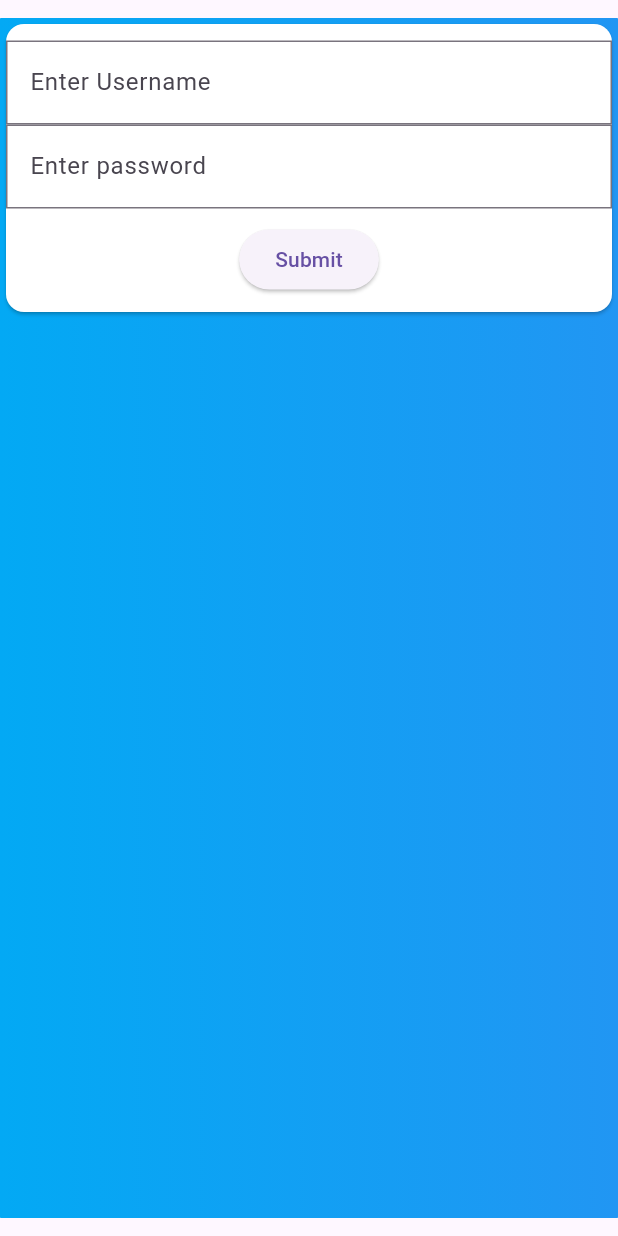
After one commit to maharsh90/FoodApp, a Flutter app: the screen it shows after launch, after a tap on "coffee", on a phone screen of 412 x 824 dp. The commit adds this screen. Run offline on Flutter 3.47's test engine with Material 3 defaults, Android fonts, the phone set to English and light mode, and no system bars; network calls fail.

Commit message:
second commit

```diff
--- /dev/null
+++ b/lib/login.dart
@@ -0,0 +1,69 @@
+
+import 'package:flutter/cupertino.dart';
+import 'package:flutter/material.dart';
+
+class LoginApp extends StatefulWidget{
+ const LoginApp({super.key});
+ State<LoginApp> createState()=>_LoginAppState();
+}
+
+class _LoginAppState extends State<LoginApp>{
+  Widget build(BuildContext context){
+    return Scaffold(
+      body: Center(
+        child: Column(
+          mainAxisAlignment: MainAxisAlignment.center,
+          children: [
+            Container(
+              height: 800,
+              width: double.infinity,
+              decoration: BoxDecoration(
+                borderRadius: BorderRadius.circular(0.5),
+                gradient: LinearGradient(
+                    begin: Alignment.topLeft,
+                    end: Alignment.topRight,
+                    colors: <Color>[
+                      Colors.lightBlue,
+                      Colors.blue,
+                    ]
+                ),
+              ),
+              child: Stack(
+                children: [
+                      SizedBox(
+                        height: 200,
+                        child: Center(
+                          child: Card(
+                            clipBehavior: Clip.hardEdge,
+                            color: Colors.white,
+                            child: Column(
+                              mainAxisAlignment: MainAxisAlignment.center,
+                              children: [
+                                TextField(
+                                  decoration: InputDecoration(
+                                    border: OutlineInputBorder(borderRadius: BorderRadius.circular(0.5)),
+                                    hintText: 'Enter Username',
+                                  ),
+                                ),
+                                TextField(
+                                  decoration: InputDecoration(
+                                    border: OutlineInputBorder(borderRadius: BorderRadius.circular(0.5)),
+                                    hintText: 'Enter password',
+                                  ),
+                                ),
+                                SizedBox(height: 10,),
+                                ElevatedButton(onPressed: (){}, child: Text('Submit')),
+                              ],
+                            ),
+                          ),
+                        ),
+                      ),
+                ],
+              ),
+            ),
+          ],
+        ),
+      ),
+    );
+  }
+}
--- a/lib/main.dart
+++ b/lib/main.dart
@@ -1,5 +1,8 @@
 import 'package:flutter/cupertino.dart';
 import 'package:flutter/material.dart';
+import 'package:food_express_app/login.dart';
+import 'package:food_express_app/slider_app.dart';
+
 
 void main() {
   runApp(MaterialApp(
@@ -9,79 +12,6 @@ void main() {
 }
 
 
-class SliderApp extends StatefulWidget{
-  const SliderApp({super.key});
-  State<SliderApp> createState() => _SliderAppState();
-}
-
-class _SliderAppState extends State<SliderApp> {
-  double currentSlider1Value=10;
-  double currentSlider2Value=10;
-  double currentSlider3Value=10;
-  Color back=Colors.white;
-  Widget build(BuildContext context) {
-    return Scaffold(
-      backgroundColor: back,
-      appBar: AppBar(
-        title: Text('hi'),
-      ),
-      body: Column(
-        children: [
-          Slider(
-            activeColor: Colors.red,
-            max: 255,
-            min: 0,
-            value: currentSlider1Value,
-            onChanged: (value){
-              setState(() {
-                currentSlider1Value=value;
-                back=Color.fromRGBO(255, 0, 0, 0.7);
-              });
-            },
-          ),
-          SizedBox(height: 10,),
-          Slider(activeColor: Colors.blue,value: currentSlider2Value,min: 0,max: 255, onChanged: (value){
-            setState(() {
-              currentSlider2Value=value;
-              back=Color.fromRGBO(0, 0, 255, 0.7);
-            });
-          }),
-          SizedBox(height: 10,),
-          Slider(activeColor: Colors.green,value: currentSlider3Value,min: 0,max: 255, onChanged: (value){
-            setState(() {
-              currentSlider3Value=value;
-              back=Color.fromRGBO(0, 255, 0, 0.7);
-            });
-          }),
-          SizedBox(height: 10,),
-          ElevatedButton(onPressed: (){
-            setState(() {
-              back=Colors.red;
-            });
-          }, child: Text("Red")),
-          SizedBox(height: 10,),
-          ElevatedButton(onPressed: (){
-            setState(() {
-              back=Colors.lightBlue;
-            });
-          }, child: Text('blue')),
-          SizedBox(height: 10,),
-          ElevatedButton(onPressed: (){
-            setState(() {
-              back=Colors.green;
-            });
-          }, child: Text('green')),
-          SizedBox(height: 10,),
-          ElevatedButton(onPressed: (){
-            setState(() {
-              back=Colors.white;
-            });
-          }, child: Text('white')),
-        ],
-      ),
-    );
-  }
-}
 
 class HomePage extends StatelessWidget {
   int selectedIdx = 0;
@@ -149,7 +79,11 @@ class HomePage extends StatelessWidget {
           scrollDirection: Axis.vertical,
           child: Column(
             children: [
-              SizedBox(
+              GestureDetector(
+                onTap: (){
+                  Navigator.push(context, MaterialPageRoute(builder: (context) => LoginApp(),));
+                },
+                child: SizedBox(
                   height: 200,
                   child: ListView.builder(scrollDirection: Axis.horizontal,itemCount: txt.length,itemBuilder: (context,int index){
                         return SingleChildScrollView(
@@ -163,6 +97,7 @@ class HomePage extends StatelessWidget {
                                   Card(
                                     margin: EdgeInsets.symmetric(horizontal: 10,vertical: 10),
                                     color: Colors.white70,
+                                      clipBehavior: Clip.hardEdge,
                                       child: Column(
                                         mainAxisSize: MainAxisSize.min,
                                         children: [
@@ -178,6 +113,7 @@ class HomePage extends StatelessWidget {
                           ),
                         );
                     }),
+                ),
               ),
 
               Container(
@@ -212,6 +148,7 @@ class HomePage extends StatelessWidget {
                       return SingleChildScrollView(
                         scrollDirection: Axis.vertical,
                         child: Card(
+                          clipBehavior: Clip.hardEdge,
                           color: Colors.white70,
                           child: Column(
                             mainAxisAlignment: MainAxisAlignment.start,
@@ -282,6 +219,7 @@ class HomePage extends StatelessWidget {
                     return SingleChildScrollView(
                       scrollDirection: Axis.vertical,
                       child: Card(
+                        clipBehavior: Clip.hardEdge,
                         color: Colors.white70,
                         child: Column(
                           mainAxisAlignment: MainAxisAlignment.start,
```
Also changed, not shown: lib/slider_app.dart (added, +79 -0 lines). Lines whose indentation alone changed are shown as unchanged.
